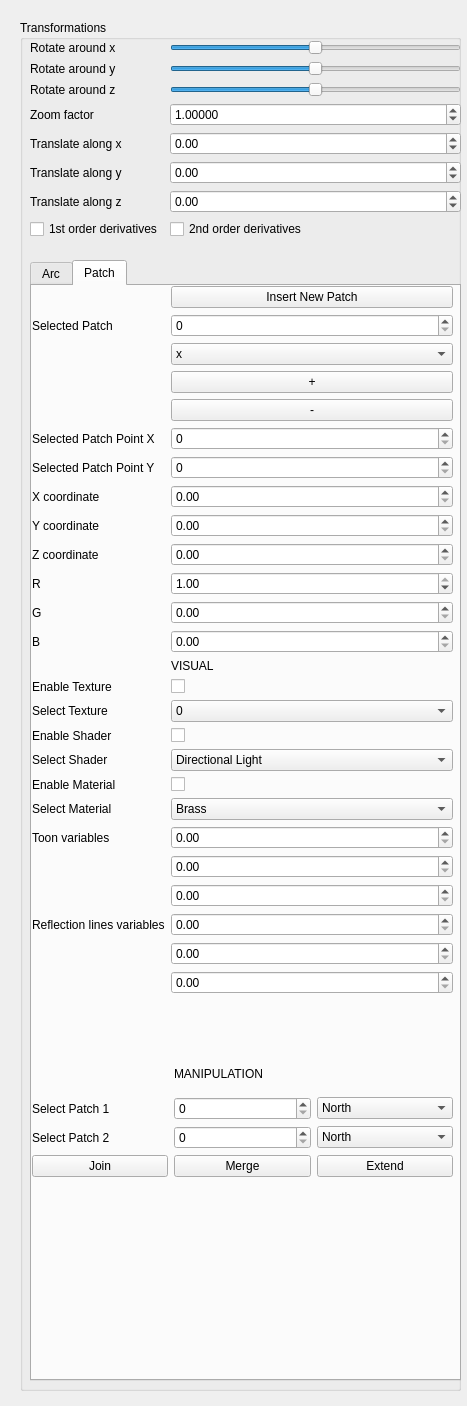
This is QtFramework/GUI/SideWidget.ui in FazakasAbel/grafikaProjekt2022 as Qt 5 draws it before an edit. The edited form follows.
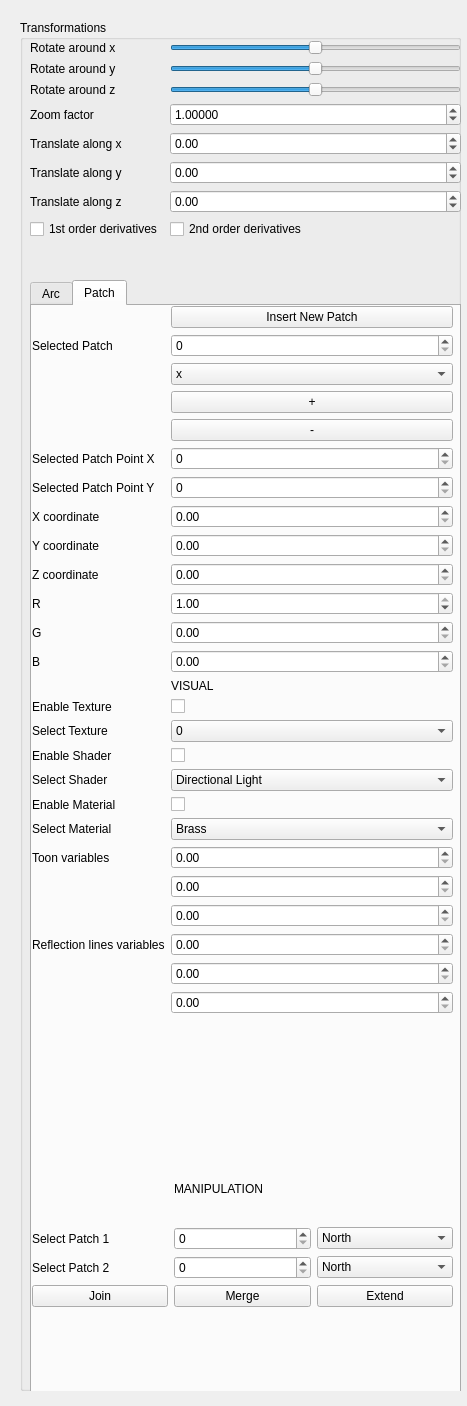
This is the edited form. The open tabs and pages were chosen to show the change.

Commit message: Bela: implemented the signals and gui for patch

Diff of the .ui file:
```diff
--- a/QtFramework/GUI/SideWidget.ui
+++ b/QtFramework/GUI/SideWidget.ui
@@ -43,7 +43,7 @@
       <x>10</x>
       <y>20</y>
       <width>431</width>
-      <height>221</height>
+      <height>238</height>
      </rect>
     </property>
     <layout class="QFormLayout" name="formLayout">
@@ -246,7 +246,7 @@
     <property name="geometry">
      <rect>
       <x>10</x>
-      <y>240</y>
+      <y>260</y>
       <width>431</width>
       <height>1121</height>
      </rect>
@@ -566,7 +566,7 @@
         <x>0</x>
         <y>0</y>
         <width>421</width>
-        <height>765</height>
+        <height>845</height>
        </rect>
       </property>
       <layout class="QFormLayout" name="formLayout_4">
@@ -1032,9 +1032,9 @@
       <property name="geometry">
        <rect>
         <x>0</x>
-        <y>770</y>
+        <y>850</y>
         <width>421</width>
-        <height>121</height>
+        <height>151</height>
        </rect>
       </property>
       <layout class="QGridLayout" name="gridLayout_2">
```
Left out of the diff: 6 changed lines with no effect on the pictures. The commit also changes 6 other files.
